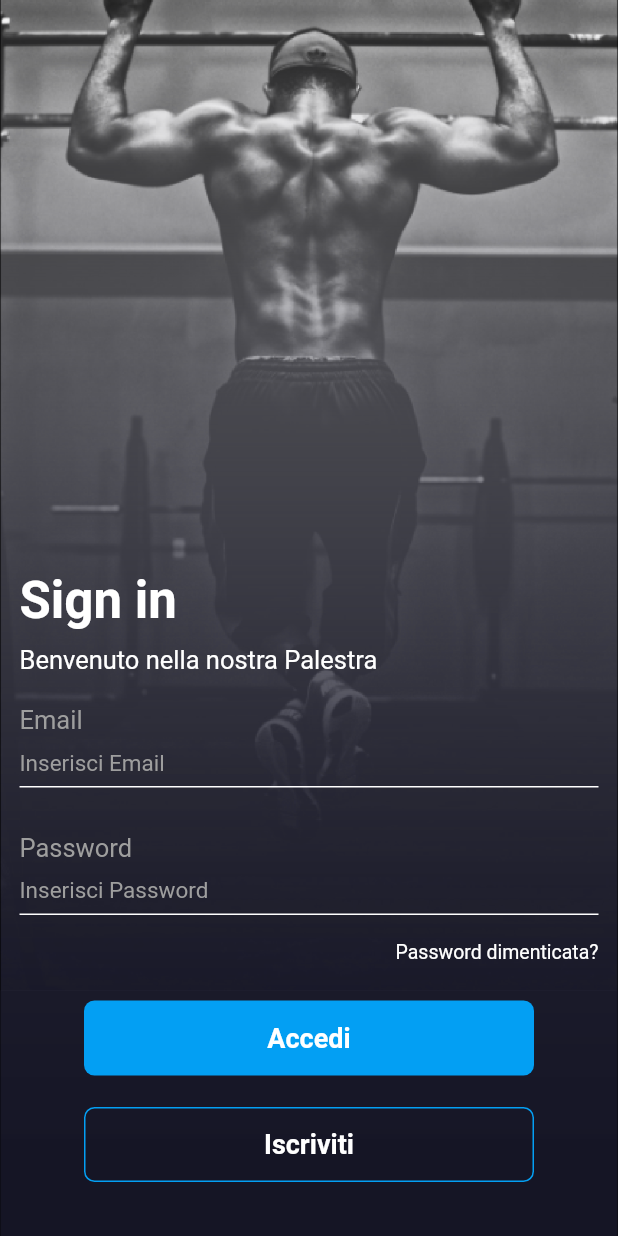
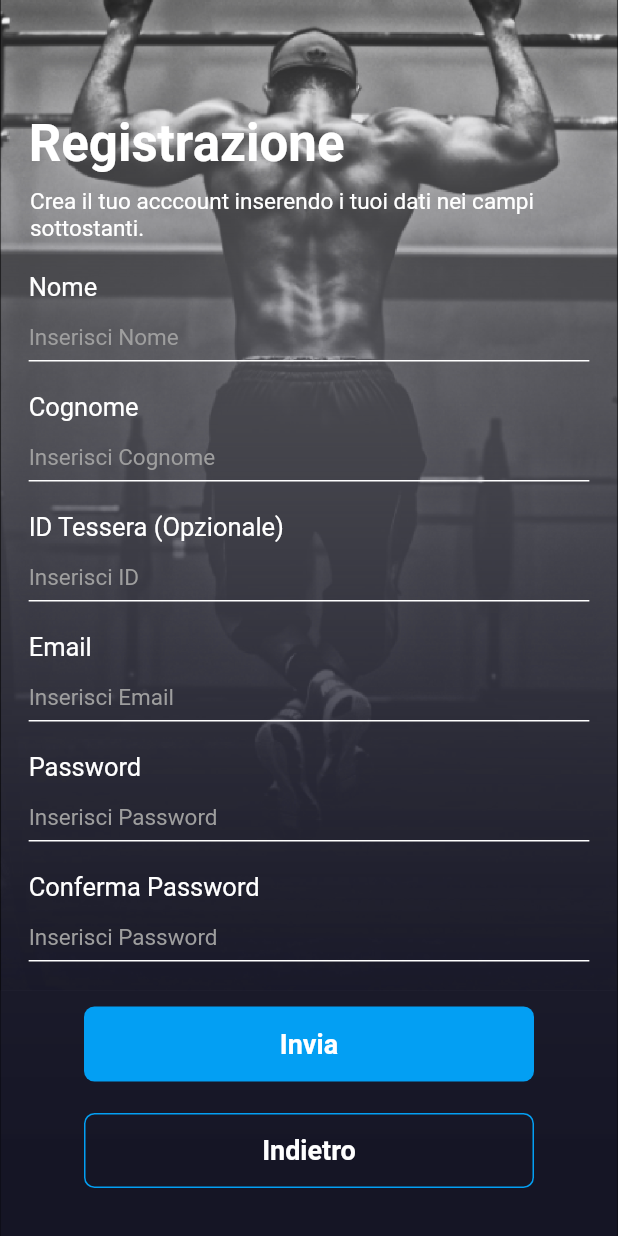
Before and after one commit to mdemarco15/Palestre, a Flutter app: the screen it shows after launch, after a tap on "Iscriviti", on a phone screen of 412 x 824 dp. Run offline on Flutter 3.47's test engine with Material 2 defaults, Android fonts, the phone set to English and light mode, and no system bars.

Commit message:
Aggiunta Pagina di Registrazione

```diff
--- a/lib/screens/recuperaPwPage/recupera_password_screen.dart
+++ b/lib/screens/recuperaPwPage/recupera_password_screen.dart
@@ -3,6 +3,7 @@ import 'dart:ui';
 
 import 'package:flutter/cupertino.dart';
 import 'package:flutter/material.dart';
+import 'package:palestre/screens/welcomePage/welcome_page_screen.dart';
 import 'package:palestre/screens/widget/blackButton.dart';
 import 'package:palestre/screens/widget/blueButton.dart';
 
@@ -114,7 +115,12 @@ class RecuperaPw extends StatelessWidget {
               mainAxisAlignment: MainAxisAlignment.center,
               children: [
                 GestureDetector(
-                  onTap: () => null,
+                  onTap: () {
+                    Navigator.push(
+                      context,
+                      MaterialPageRoute(builder: (context) => WelecomePage()),
+                    );
+                  },
                   child: BlackButton(
                     testo: 'Indietro',
                   ),
--- /dev/null
+++ b/lib/screens/singup_page/singinPage.dart
@@ -0,0 +1,328 @@
+import 'dart:ui';
+import 'dart:math';
+
+import 'package:flutter/material.dart';
+import 'package:palestre/screens/welcomePage/welcome_page_screen.dart';
+import 'package:palestre/screens/widget/blackButton.dart';
+import 'package:palestre/screens/widget/blueButton.dart';
+
+class SingInPage extends StatelessWidget {
+  const SingInPage({Key? key}) : super(key: key);
+
+  @override
+  Widget build(BuildContext context) {
+    return Material(
+      type: MaterialType.transparency,
+      child: new Container(
+        width: MediaQuery.of(context).size.width,
+        height: MediaQuery.of(context).size.height,
+        decoration: const BoxDecoration(
+          image: DecorationImage(
+              image: AssetImage("assets/images/sfo.png"), fit: BoxFit.cover),
+        ),
+        child: Column(
+          children: [
+            SizedBox(height: 75),
+            Row(
+              children: [
+                Padding(
+                  padding: const EdgeInsets.only(left: 19.1),
+                  child: Text(
+                    "Registrazione",
+                    style: TextStyle(
+                        color: Colors.white,
+                        fontSize: 34,
+                        fontWeight: FontWeight.bold),
+                  ),
+                ),
+              ],
+            ),
+            Row(
+              crossAxisAlignment: CrossAxisAlignment.center,
+              children: [
+                SizedBox(width: 20),
+                Expanded(
+                  child: Column(
+                    mainAxisAlignment: MainAxisAlignment.center,
+                    crossAxisAlignment: CrossAxisAlignment.start,
+                    children: [
+                      new Container(margin: const EdgeInsets.all(5)),
+                      Text(
+                        "Crea il tuo acccount inserendo i tuoi dati nei campi sottostanti.",
+                        style: TextStyle(
+                            color: Colors.white,
+                            fontSize: 15,
+                            fontWeight: FontWeight.normal),
+                      ),
+                    ],
+                  ),
+                ),
+              ],
+            ),
+            SizedBox(height: 20),
+            Row(
+              children: [
+                Padding(
+                  padding: const EdgeInsets.only(left: 19.1),
+                  child: Text(
+                    "Nome",
+                    style: TextStyle(
+                        color: Color.fromARGB(255, 255, 255, 255),
+                        fontSize: 17,
+                        fontWeight: FontWeight.normal),
+                  ),
+                ),
+              ],
+            ),
+            Padding(
+              padding: const EdgeInsets.symmetric(horizontal: 19.1),
+              child: Container(
+                height: 40,
+                child: TextFormField(
+                  decoration: const InputDecoration(
+                    enabledBorder: UnderlineInputBorder(
+                      borderSide: BorderSide(color: Colors.white),
+                    ),
+                    focusedBorder: UnderlineInputBorder(
+                      borderSide: BorderSide(color: Colors.white),
+                    ),
+                    hintText: "Inserisci Nome",
+                    hintStyle: TextStyle(color: Colors.grey, fontSize: 15),
+                  ),
+                  cursorColor: Colors.white,
+                  style: const TextStyle(
+                    color: Colors.white,
+                    fontSize: 17,
+                  ),
+                ),
+              ),
+            ),
+            SizedBox(height: 20),
+            Row(
+              children: [
+                Padding(
+                  padding: const EdgeInsets.only(left: 19.1),
+                  child: Text(
+                    "Cognome",
+                    style: TextStyle(
+                        color: Color.fromARGB(255, 255, 255, 255),
+                        fontSize: 17,
+                        fontWeight: FontWeight.normal),
+                  ),
+                ),
+              ],
+            ),
+            Padding(
+              padding: const EdgeInsets.symmetric(horizontal: 19.1),
+              child: Container(
+                height: 40,
+                child: TextFormField(
+                  decoration: const InputDecoration(
+                    enabledBorder: UnderlineInputBorder(
+                      borderSide: BorderSide(color: Colors.white),
+                    ),
+                    focusedBorder: UnderlineInputBorder(
+                      borderSide: BorderSide(color: Colors.white),
+                    ),
+                    hintText: "Inserisci Cognome",
+                    hintStyle: TextStyle(color: Colors.grey, fontSize: 15),
+                  ),
+                  cursorColor: Colors.white,
+                  style: const TextStyle(
+                    color: Colors.white,
+                    fontSize: 17,
+                  ),
+                ),
+              ),
+            ),
+            SizedBox(height: 20),
+            Row(
+              children: [
+                Padding(
+                  padding: const EdgeInsets.only(left: 19.1),
+                  child: Text(
+                    "ID Tessera (Opzionale)",
+                    style: TextStyle(
+                        color: Color.fromARGB(255, 255, 255, 255),
+                        fontSize: 17,
+                        fontWeight: FontWeight.normal),
+                  ),
+                ),
+              ],
+            ),
+            Padding(
+              padding: const EdgeInsets.symmetric(horizontal: 19.1),
+              child: Container(
+                height: 40,
+                child: TextFormField(
+                  decoration: const InputDecoration(
+                    enabledBorder: UnderlineInputBorder(
+                      borderSide: BorderSide(color: Colors.white),
+                    ),
+                    focusedBorder: UnderlineInputBorder(
+                      borderSide: BorderSide(color: Colors.white),
+                    ),
+                    hintText: "Inserisci ID",
+                    hintStyle: TextStyle(color: Colors.grey, fontSize: 15),
+                  ),
+                  cursorColor: Colors.white,
+                  style: const TextStyle(
+                    color: Colors.white,
+                    fontSize: 17,
+                  ),
+                ),
+              ),
+            ),
+            SizedBox(height: 20),
+            Row(
+              children: [
+                Padding(
+                  padding: const EdgeInsets.only(left: 19.1),
+                  child: Text(
+                    "Email",
+                    style: TextStyle(
+                        color: Color.fromARGB(255, 255, 255, 255),
+                        fontSize: 17,
+                        fontWeight: FontWeight.normal),
+                  ),
+                ),
+              ],
+            ),
+            Padding(
+              padding: const EdgeInsets.symmetric(horizontal: 19.1),
+              child: Container(
+                height: 40,
+                child: TextFormField(
+                  decoration: const InputDecoration(
+                    enabledBorder: UnderlineInputBorder(
+                      borderSide: BorderSide(color: Colors.white),
+                    ),
+                    focusedBorder: UnderlineInputBorder(
+                      borderSide: BorderSide(color: Colors.white),
+                    ),
+                    hintText: "Inserisci Email",
+                    hintStyle: TextStyle(color: Colors.grey, fontSize: 15),
+                  ),
+                  cursorColor: Colors.white,
+                  style: const TextStyle(
+                    color: Colors.white,
+                    fontSize: 17,
+                  ),
+                ),
+              ),
+            ),
+            SizedBox(height: 20),
+            Row(
+              children: [
+                Padding(
+                  padding: const EdgeInsets.only(left: 19.1),
+                  child: Text(
+                    "Password",
+                    style: TextStyle(
+                        color: Color.fromARGB(255, 255, 255, 255),
+                        fontSize: 17,
+                        fontWeight: FontWeight.normal),
+                  ),
+                ),
+              ],
+            ),
+            Padding(
+              padding: const EdgeInsets.symmetric(horizontal: 19.1),
+              child: Container(
+                height: 40,
+                child: TextFormField(
+                  obscureText: true,
+                  autofocus: false,
+                  decoration: const InputDecoration(
+                    enabledBorder: UnderlineInputBorder(
+                      borderSide: BorderSide(color: Colors.white),
+                    ),
+                    focusedBorder: UnderlineInputBorder(
+                      borderSide: BorderSide(color: Colors.white),
+                    ),
+                    hintText: "Inserisci Password",
+                    hintStyle: TextStyle(color: Colors.grey, fontSize: 15),
+                  ),
+                  cursorColor: Colors.white,
+                  style: const TextStyle(
+                    color: Colors.white,
+                    fontSize: 17,
+                  ),
+                ),
+              ),
+            ),
+            SizedBox(height: 20),
+            Row(
+              children: [
+                Padding(
+                  padding: const EdgeInsets.only(left: 19.1),
+                  child: Text(
+                    "Conferma Password",
+                    style: TextStyle(
+                        color: Color.fromARGB(255, 255, 255, 255),
+                        fontSize: 17,
+                        fontWeight: FontWeight.normal),
+                  ),
+                ),
+              ],
+            ),
+            Padding(
+              padding: const EdgeInsets.symmetric(horizontal: 19.1),
+              child: Container(
+                height: 40,
+                child: TextFormField(
+                  obscureText: true,
+                  autofocus: false,
+                  decoration: const InputDecoration(
+                    enabledBorder: UnderlineInputBorder(
+                      borderSide: BorderSide(color: Colors.white),
+                    ),
+                    focusedBorder: UnderlineInputBorder(
+                      borderSide: BorderSide(color: Colors.white),
+                    ),
+                    hintText: "Inserisci Password",
+                    hintStyle: TextStyle(color: Colors.grey, fontSize: 15),
+                  ),
+                  cursorColor: Colors.white,
+                  style: const TextStyle(
+                    color: Colors.white,
+                    fontSize: 17,
+                  ),
+                ),
+              ),
+            ),
+            SizedBox(height: 30),
+            Row(
+              mainAxisAlignment: MainAxisAlignment.center,
+              children: [
+                GestureDetector(
+                  onTap: () => null,
+                  child: BlueButton(
+                    testo: 'Invia',
+                  ),
+                )
+              ],
+            ),
+            SizedBox(height: 21),
+            Row(
+              mainAxisAlignment: MainAxisAlignment.center,
+              children: [
+                GestureDetector(
+                  onTap: () {
+                    Navigator.push(
+                      context,
+                      MaterialPageRoute(builder: (context) => WelecomePage()),
+                    );
+                  },
+                  child: BlackButton(
+                    testo: 'Indietro',
+                  ),
+                ),
+              ],
+            ),
+          ],
+        ),
+      ),
+    );
+  }
+}
--- a/lib/screens/welcomePage/welcome_page_screen.dart
+++ b/lib/screens/welcomePage/welcome_page_screen.dart
@@ -2,6 +2,7 @@ import 'dart:ui';
 
 import 'package:flutter/material.dart';
 import 'package:palestre/screens/recuperaPwPage/recupera_password_screen.dart';
+import 'package:palestre/screens/singup_page/singinPage.dart';
 import 'package:palestre/screens/widget/blackButton.dart';
 import 'package:palestre/screens/widget/blueButton.dart';
 
@@ -21,7 +22,8 @@ class WelecomePage extends StatelessWidget {
               decoration: const BoxDecoration(
                 image: DecorationImage(
                     image: AssetImage("assets/images/sfo.png"),
-                      fit: BoxFit.cover)),
+                    fit: BoxFit.cover),
+              ),
               child: Column(
                 //  mainAxisAlignment: MainAxisAlignment.center ,
                 children: [
@@ -124,7 +126,8 @@ class WelecomePage extends StatelessWidget {
                           ),
                           hintText: "Inserisci Password",
                           hintStyle:
-                                TextStyle(color: Colors.grey, fontSize: 15)),
+                              TextStyle(color: Colors.grey, fontSize: 15),
+                        ),
                         cursorColor: Colors.white,
                         style: const TextStyle(
                           color: Colors.white,
@@ -143,7 +146,9 @@ class WelecomePage extends StatelessWidget {
                           onTap: () => Navigator.push(
                             context,
                             MaterialPageRoute(
-                                  builder: (context) => const RecuperaPw())),
+                              builder: (context) => const RecuperaPw(),
+                            ),
+                          ),
                           child: Text(
                             "Password dimenticata?",
                             style: TextStyle(
@@ -172,11 +177,17 @@ class WelecomePage extends StatelessWidget {
                     mainAxisAlignment: MainAxisAlignment.center,
                     children: [
                       GestureDetector(
-                        onTap: () => null,
+                        onTap: () {
+                          Navigator.push(
+                            context,
+                            MaterialPageRoute(
+                                builder: (context) => SingInPage()),
+                          );
+                        },
                         child: BlackButton(
                           testo: 'Iscriviti',
                         ),
-                      )
+                      ),
                     ],
                   ),
                 ],
```
Also changed, not shown: lib/screens/singup_page/singupPage.dart (deleted), 3 other files. Lines whose indentation alone changed are shown as unchanged.
